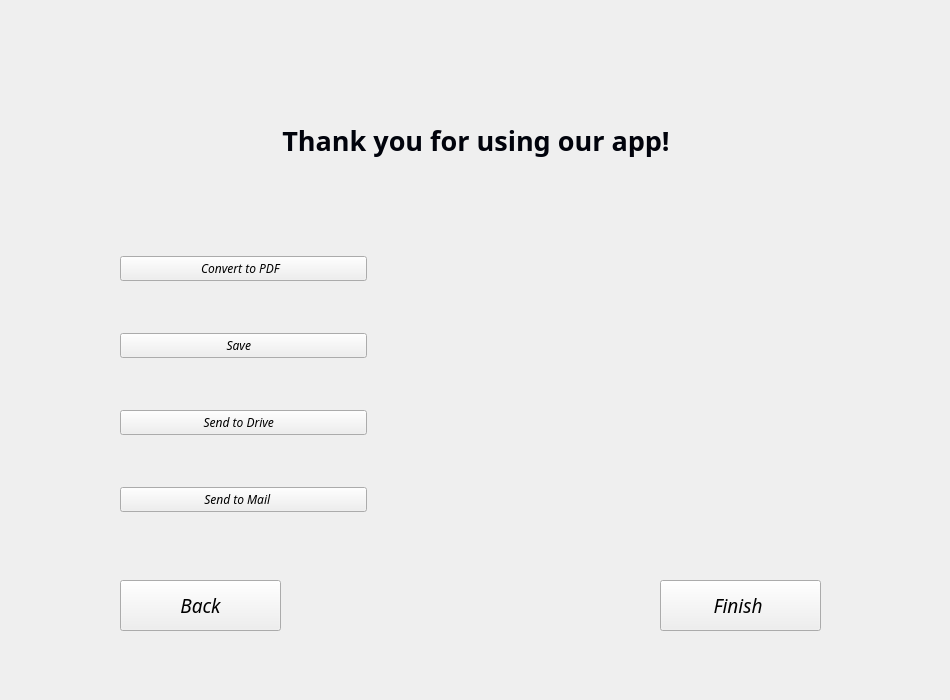
Above: Descan/forms/mainwindow.ui from ratspeaker/descan before the change. Below: the same form after it.
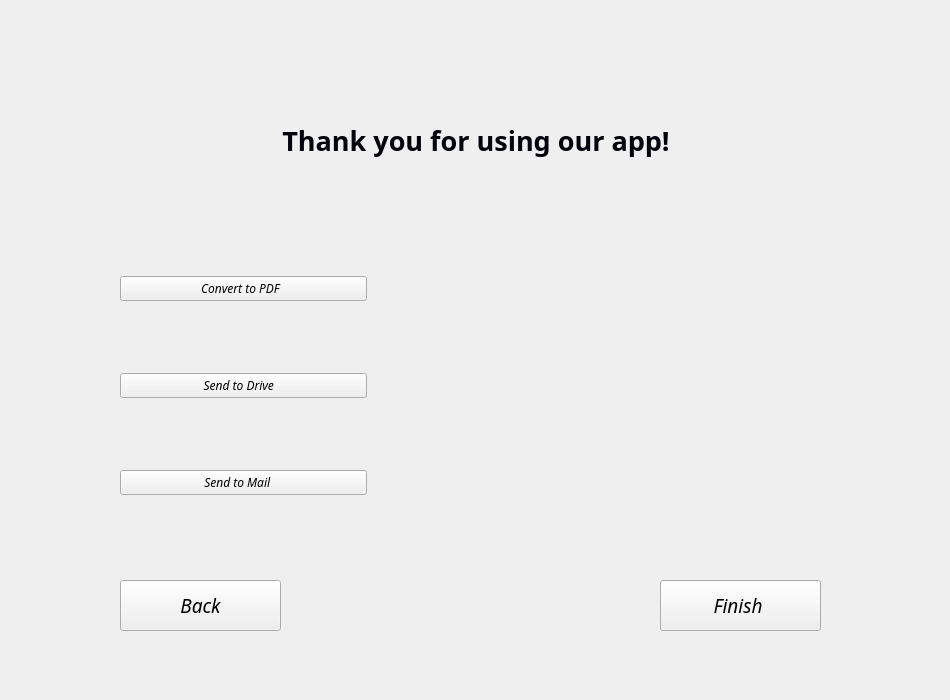
That is the form after the change. Icons and pictures are not drawn.

What changed in the file:
```diff
--- a/Descan/forms/mainwindow.ui
+++ b/Descan/forms/mainwindow.ui
@@ -974,32 +974,6 @@
         </property>
        </widget>
       </item>
-      <item>
-       <widget class="QPushButton" name="pbDownload">
-        <property name="enabled">
-         <bool>true</bool>
-        </property>
-        <property name="font">
-         <font>
-          <family>Ubuntu Condensed</family>
-          <italic>true</italic>
-         </font>
-        </property>
-        <property name="text">
-         <string>Save   </string>
-        </property>
-        <property name="icon">
-         <iconset resource="../resources.qrc">
-          <normaloff>:/icons/icons/download.png</normaloff>:/icons/icons/download.png</iconset>
-        </property>
-        <property name="iconSize">
-         <size>
-          <width>40</width>
-          <height>40</height>
-         </size>
-        </property>
-       </widget>
-      </item>
       <item>
        <widget class="QPushButton" name="pbDrive">
         <property name="font">
```
